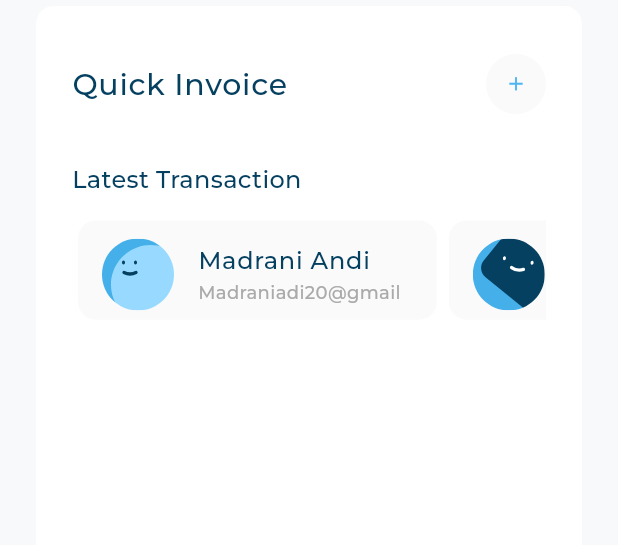
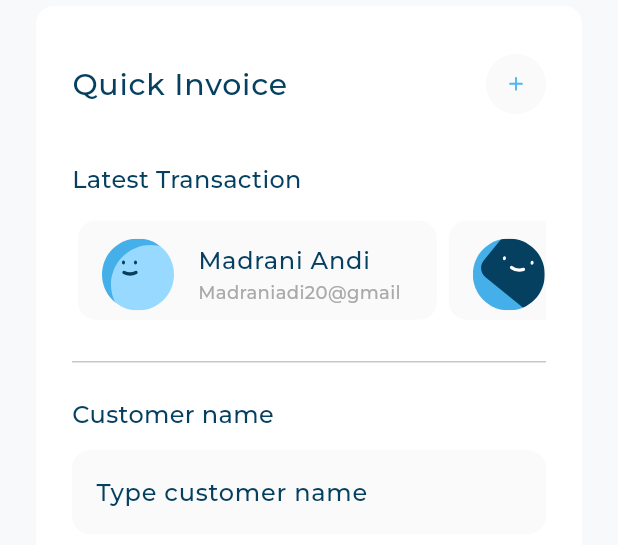
Before and after one commit to x00Adham/adaptive_dashboard, a Flutter app: the QuickInvoiceWidget widget shown alone on an empty page, opened directly, on a phone screen of 412 x 824 dp. Shown: the top 545 px of the screen. Run offline on Flutter 3.47's test engine with Material 3 defaults, Android fonts, the phone set to English and light mode, and no system bars; our stand-ins replace flutter_svg; project files that could hold a hidden picture were left out.

Commit message:
Add customer name input field to QuickInvoiceWidget for enhanced user interaction

```diff
--- /dev/null
+++ b/lib/widget/custom_text_filed.dart
@@ -0,0 +1,32 @@
+import 'package:adaptive_dashboard/utils/app_styles.dart';
+import 'package:flutter/material.dart';
+
+class CustomTextField extends StatelessWidget {
+  const CustomTextField({super.key, required this.hint});
+  final String hint;
+
+  @override
+  Widget build(BuildContext context) {
+    return TextField(
+      cursorColor: Colors.black,
+      decoration: InputDecoration(
+        hintStyle: AppStyles.styleRegular16(),
+        hintText: hint,
+        fillColor: Color(0xffFAFAFA),
+        filled: true,
+        border: border(),
+        enabledBorder: border(),
+        focusedBorder: border(),
+      ),
+    );
+  }
+}
+
+OutlineInputBorder border() {
+  return OutlineInputBorder(
+    borderSide: BorderSide(
+      color: Colors.transparent,
+    ),
+    borderRadius: BorderRadius.circular(12),
+  );
+}
--- a/lib/widget/quick_invoice_widget.dart
+++ b/lib/widget/quick_invoice_widget.dart
@@ -1,5 +1,7 @@
-
+import 'package:adaptive_dashboard/utils/app_styles.dart';
+import 'package:adaptive_dashboard/widget/custom_text_filed.dart';
 import 'package:adaptive_dashboard/widget/quick_invoice_header_widget.dart';
+import 'package:adaptive_dashboard/widget/tittle_text_field_widget.dart';
 import 'package:adaptive_dashboard/widget/user_detail_listview_widget.dart';
 import 'package:flutter/material.dart';
 
@@ -18,9 +20,14 @@ class QuickInvoiceWidget extends StatelessWidget {
           child: Column(
             crossAxisAlignment: CrossAxisAlignment.start,
             children: [
-            QuickInvoiceHeaderWidget(),
-
-            LatestTransactionSession()],
+              QuickInvoiceHeaderWidget(),
+              LatestTransactionSession(),
+              Divider(height: 48),
+              TittleTextFieldWidget(
+                tittle: "Customer name",
+                hint: "Type customer name",
+              ),
+            ],
           ),
         ),
       ),
--- /dev/null
+++ b/lib/widget/tittle_text_field_widget.dart
@@ -0,0 +1,20 @@
+import 'package:adaptive_dashboard/utils/app_styles.dart';
+import 'package:adaptive_dashboard/widget/custom_text_filed.dart';
+import 'package:flutter/material.dart';
+
+class TittleTextFieldWidget extends StatelessWidget {
+  const TittleTextFieldWidget({super.key, required this.tittle, required this.hint});
+  final String tittle, hint;
+
+  @override
+  Widget build(BuildContext context) {
+    return Column(
+      crossAxisAlignment: CrossAxisAlignment.start,
+      children: [
+        Text(tittle, style: AppStyles.styleMedium16()),
+        SizedBox(height: 12),
+        CustomTextField(hint: hint),
+      ],
+    );
+  }
+}
```
